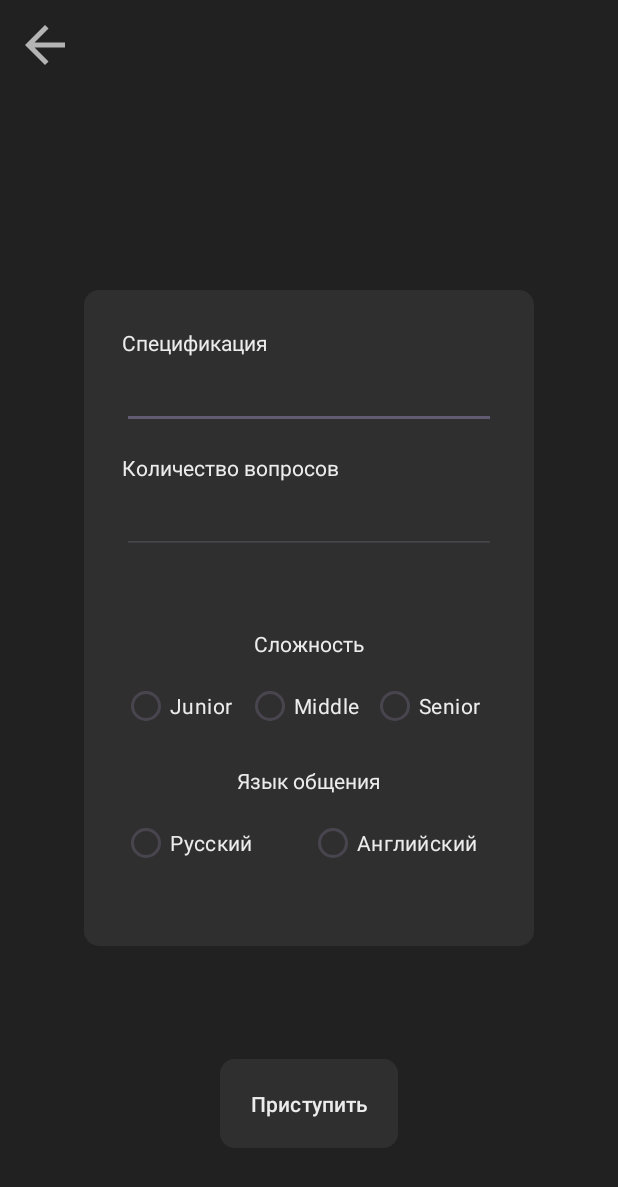
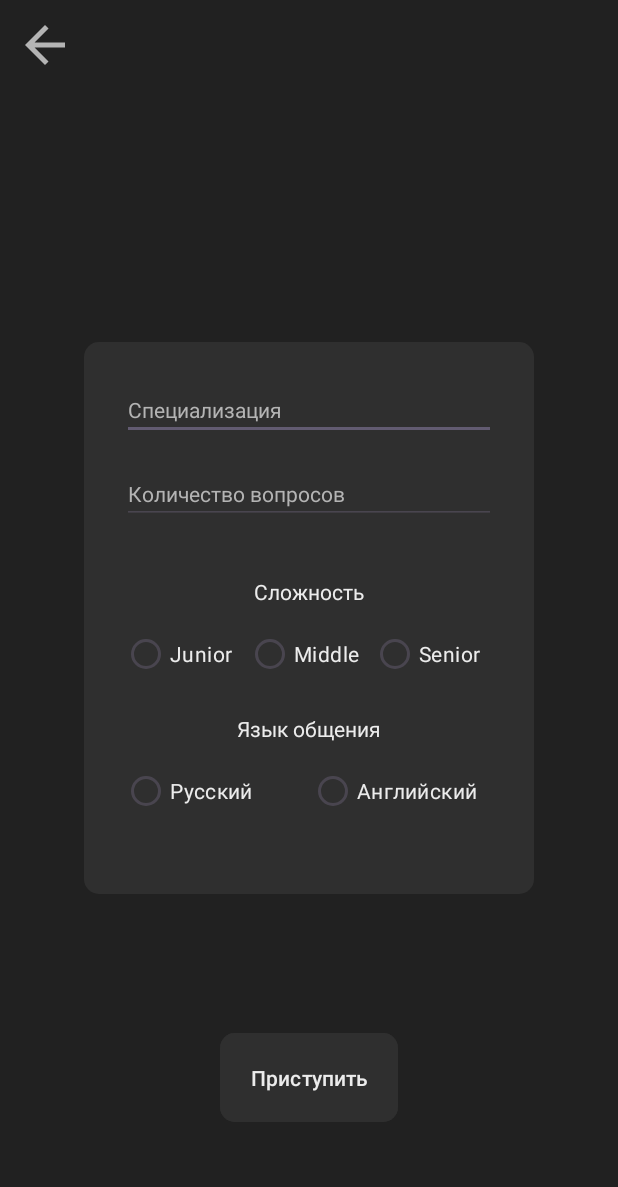
Before and after one commit to VashaAkulka/ConversationHelper, an Android app: the SettingChatActivity screen opened directly, with no data from a screen before it, on a phone screen of 412 x 824 dp. Shown: the top 1187 px of the screen. Run offline under Robolectric (Android 15) with nearby library versions, the phone set to English and light mode, and no system bars.

Commit message:
message time

```diff
--- a/app/src/main/java/com/example/conversationhelper/ListChatsActivity.java
+++ b/app/src/main/java/com/example/conversationhelper/ListChatsActivity.java
@@ -37,7 +37,7 @@ public class ListChatsActivity extends AppCompatActivity {
             Chat selectedChat = adapter.getItem(i);
             if (selectedChat != null) {
                 Intent intent = new Intent(ListChatsActivity.this, MessengerActivity.class);
-                intent.putExtra("CHAT-ID", selectedChat.getId());
+                intent.putExtra("CHAT", selectedChat);
                 startActivity(intent);
             }
         });
--- a/app/src/main/java/com/example/conversationhelper/RegistrationActivity.java
+++ b/app/src/main/java/com/example/conversationhelper/RegistrationActivity.java
@@ -71,8 +71,7 @@ public class RegistrationActivity extends AppCompatActivity {
             return;
         }
 
-        userRepository.addUser(name, email, password);
-        Authentication.setUser(userRepository.getUserByName(name));
+        Authentication.setUser(userRepository.addUser(name, email, password));
         Intent intent = new Intent(RegistrationActivity.this, ListChatsActivity.class);
         startActivity(intent);
         finish();
--- a/app/src/main/java/com/example/conversationhelper/SettingChatActivity.java
+++ b/app/src/main/java/com/example/conversationhelper/SettingChatActivity.java
@@ -48,7 +48,7 @@ public class SettingChatActivity extends AppCompatActivity {
         Intent intent = new Intent(SettingChatActivity.this, MessengerActivity.class);
         ChatRepository chatRepository = getInstance(getApplicationContext());
 
-        intent.putExtra("CHAT-ID", chatRepository.addChat(diff,spec,language,Integer.parseInt(questions), Authentication.getUser().getId()).getId());
+        intent.putExtra("CHAT", chatRepository.addChat(diff, spec, language, Integer.parseInt(questions), Authentication.getUser().getId()));
 
         startActivity(intent);
         finish();
--- a/app/src/main/java/com/example/conversationhelper/adapter/MessageAdapter.java
+++ b/app/src/main/java/com/example/conversationhelper/adapter/MessageAdapter.java
@@ -13,6 +13,7 @@ import androidx.annotation.NonNull;
 
 import com.example.conversationhelper.R;
 import com.example.conversationhelper.db.model.Message;
+import com.example.conversationhelper.time.TimeStampConvertor;
 
 import java.util.List;
 
@@ -48,10 +49,12 @@ public class MessageAdapter extends ArrayAdapter<Message> {
                 params.gravity = Gravity.START;
                 params.setMargins(0, 0, marginInPx, 0);
                 messageText.setBackgroundResource(R.drawable.round_user_message);
+                ((TextView)convertView.findViewById(R.id.time_right)).setText(TimeStampConvertor.getHoursAndMinuets(message.getCreateTime()));
             } else {
                 params.gravity = Gravity.END;
                 params.setMargins(marginInPx, 0, 0, 0);
                 messageText.setBackgroundResource(R.drawable.round_chatgpt_message);
+                ((TextView)convertView.findViewById(R.id.time_left)).setText(TimeStampConvertor.getHoursAndMinuets(message.getCreateTime()));
             }
 
             messageText.setLayoutParams(params);
--- a/app/src/main/java/com/example/conversationhelper/db/model/Chat.java
+++ b/app/src/main/java/com/example/conversationhelper/db/model/Chat.java
@@ -1,6 +1,8 @@
 package com.example.conversationhelper.db.model;
 
-public class Chat {
+import java.io.Serializable;
+
+public class Chat implements Serializable {
     private int id;
     private String difficulty;
     private String specialization;
--- a/app/src/main/java/com/example/conversationhelper/db/model/Message.java
+++ b/app/src/main/java/com/example/conversationhelper/db/model/Message.java
@@ -1,6 +1,8 @@
 package com.example.conversationhelper.db.model;
 
-public class Message {
+import java.io.Serializable;
+
+public class Message implements Serializable {
     private String content;
     private String type;
     private String createTime;
--- a/app/src/main/java/com/example/conversationhelper/db/model/User.java
+++ b/app/src/main/java/com/example/conversationhelper/db/model/User.java
@@ -1,6 +1,8 @@
 package com.example.conversationhelper.db.model;
 
-public class User {
+import java.io.Serializable;
+
+public class User implements Serializable {
     private int id;
     private String role;
     private String name;
--- a/app/src/main/java/com/example/conversationhelper/time/TimeStampConvertor.java
+++ b/app/src/main/java/com/example/conversationhelper/time/TimeStampConvertor.java
@@ -10,4 +10,8 @@ public class TimeStampConvertor {
         SimpleDateFormat sdf = new SimpleDateFormat("yyyy-MM-dd HH:mm:ss", Locale.getDefault());
         return sdf.format(new Date());
     }
+
+    static public String getHoursAndMinuets(String time) {
+        return time.substring(11, 16);
+    }
 }
--- a/app/src/main/res/layout/activity_setting_chat.xml
+++ b/app/src/main/res/layout/activity_setting_chat.xml
@@ -31,13 +31,6 @@
         android:orientation="vertical"
         android:padding="25dp">
 
-        <TextView
-            android:layout_width="wrap_content"
-            android:layout_height="wrap_content"
-            android:text="@string/specification_label"
-            android:textColor="@color/text_color"
-            android:layout_marginBottom="8dp" />
-
         <EditText
             android:id="@+id/edit_spec"
             android:layout_width="match_parent"
@@ -45,23 +38,22 @@
             android:inputType="text"
             android:layout_marginBottom="16dp"
             android:textColor="@color/text_color"
-            android:textSize="14sp"/>
-
-        <TextView
-            android:layout_width="wrap_content"
-            android:layout_height="wrap_content"
-            android:text="@string/question_count_label"
-            android:textColor="@color/text_color"
-            android:layout_marginBottom="8dp" />
+            android:textSize="14sp"
+            android:hint="@string/specialization_label"
+            android:textColorHint="@color/hint_color"
+            android:autofillHints="username"/>
 
         <EditText
             android:id="@+id/edit_number_question"
             android:layout_width="match_parent"
             android:layout_height="wrap_content"
             android:inputType="number"
-            android:layout_marginBottom="50dp"
+            android:layout_marginBottom="35dp"
             android:textColor="@color/text_color"
-            android:textSize="14sp" />
+            android:textSize="14sp"
+            android:hint="@string/question_count_label"
+            android:textColorHint="@color/hint_color"
+            android:autofillHints="username"/>
 
         <TextView
             android:layout_width="wrap_content"
--- a/app/src/main/res/values/strings.xml
+++ b/app/src/main/res/values/strings.xml
@@ -12,7 +12,7 @@
     <string name="login_button">Войти</string>
     <string name="difficulty_label">Сложность</string>
     <string name="language_label">Язык общения</string>
-    <string name="specification_label">Спецификация</string>
+    <string name="specialization_label">Специализация</string>
     <string name="question_count_label">Количество вопросов</string>
     <string name="russian_language">Русский</string>
     <string name="english_language">Английский</string>
--- a/build.gradle.kts
+++ b/build.gradle.kts
@@ -1,4 +1,4 @@
 // Top-level build file where you can add configuration options common to all sub-projects/modules.
 plugins {
-    id("com.android.application") version "8.2.2" apply false
+    id("com.android.application") version "8.0.2" apply false
 }
```
Also changed, not shown: app/src/main/java/com/example/conversationhelper/MessengerActivity.java (+6 -5 lines), app/src/main/res/layout/list_item_message.xml (+18 -1 lines).
